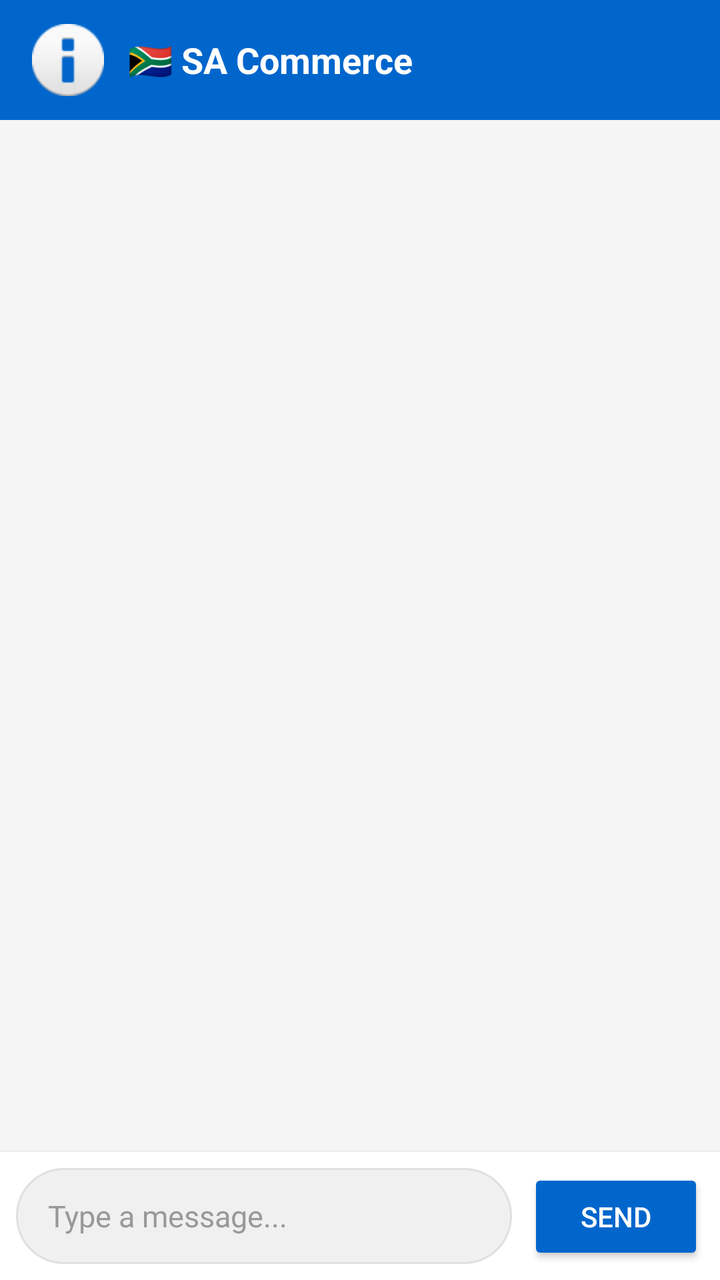
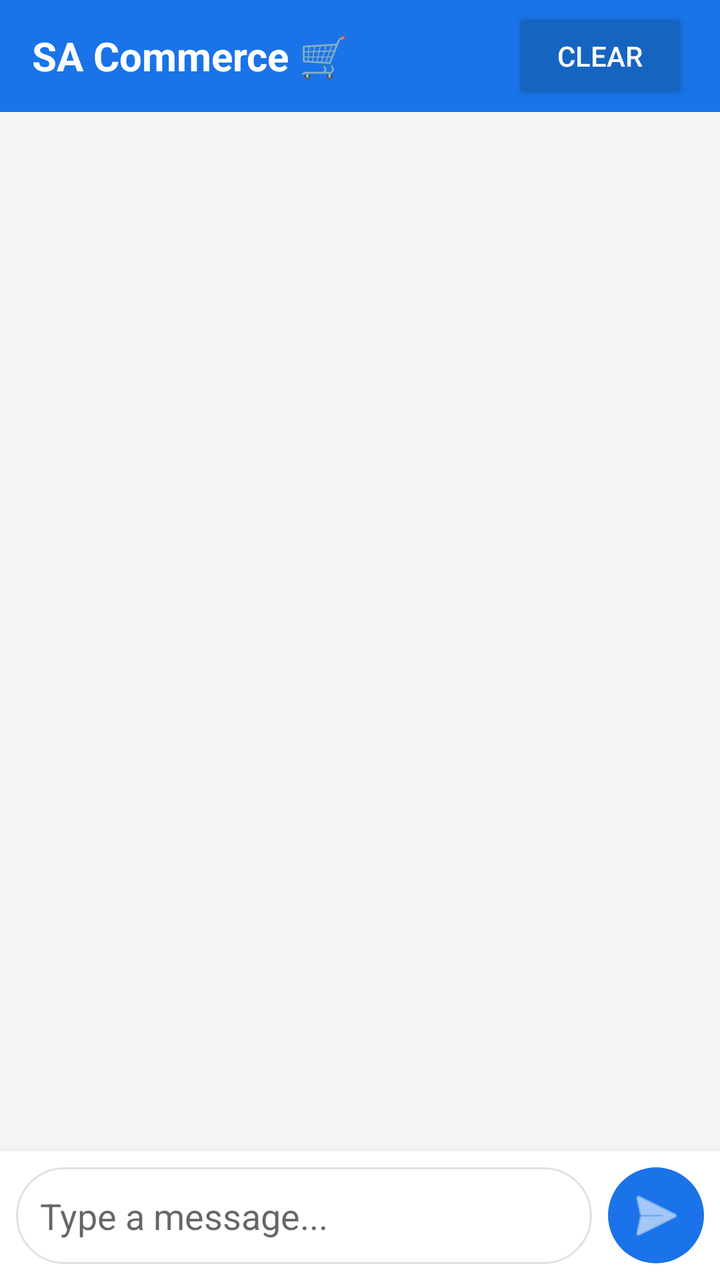

An Android layout rendered at two revisions. The XML below is the earlier revision; the diff shows what the commit changed to produce the second picture.
<!-- AndroidManifest.xml: fallback theme Theme.MaterialComponents.DayNight.NoActionBar -->
<!-- res/layout/activity_main.xml -->
<?xml version="1.0" encoding="utf-8"?>
<androidx.constraintlayout.widget.ConstraintLayout 
    xmlns:android="http://schemas.android.com/apk/res/android"
    xmlns:app="http://schemas.android.com/apk/res-auto"
    xmlns:tools="http://schemas.android.com/tools"
    android:layout_width="match_parent"
    android:layout_height="match_parent"
    android:background="#F5F5F5"
    tools:context=".MainActivity">

    
    <LinearLayout
        android:id="@+id/header"
        android:layout_width="match_parent"
        android:layout_height="60dp"
        android:background="#0066CC"
        android:gravity="center_vertical"
        android:orientation="horizontal"
        android:paddingHorizontal="16dp"
        app:layout_constraintTop_toTopOf="parent">
        
        <ImageView
            android:layout_width="36dp"
            android:layout_height="36dp"
            android:src="@android:drawable/ic_dialog_info"
            android:contentDescription="Logo" />
        
        <TextView
            android:layout_width="wrap_content"
            android:layout_height="wrap_content"
            android:layout_marginStart="12dp"
            android:text="🇿🇦 SA Commerce"
            android:textColor="#FFFFFF"
            android:textSize="18sp"
            android:textStyle="bold" />
    </LinearLayout>

    
    <ScrollView
        android:id="@+id/scrollView"
        android:layout_width="match_parent"
        android:layout_height="0dp"
        android:padding="8dp"
        app:layout_constraintBottom_toTopOf="@id/inputContainer"
        app:layout_constraintTop_toBottomOf="@id/header">
        
        <TextView
            android:id="@+id/chatView"
            android:layout_width="match_parent"
            android:layout_height="wrap_content"
            android:lineSpacingExtra="4dp"
            android:textColor="#333333"
            android:textSize="15sp" />
    </ScrollView>

    
    <LinearLayout
        android:id="@+id/inputContainer"
        android:layout_width="match_parent"
        android:layout_height="wrap_content"
        android:background="#FFFFFF"
        android:elevation="4dp"
        android:orientation="horizontal"
        android:padding="8dp"
        app:layout_constraintBottom_toBottomOf="parent">
        
        <EditText
            android:id="@+id/messageInput"
            android:layout_width="0dp"
            android:layout_height="48dp"
            android:layout_weight="1"
            android:background="@drawable/input_background"
            android:hint="Type a message..."
            android:imeOptions="actionSend"
            android:inputType="text"
            android:maxLines="1"
            android:paddingHorizontal="16dp"
            android:textColor="#333333"
            android:textColorHint="#999999"
            android:textSize="15sp" />
        
        <Button
            android:id="@+id/sendButton"
            android:layout_width="wrap_content"
            android:layout_height="48dp"
            android:layout_marginStart="8dp"
            android:backgroundTint="#0066CC"
            android:paddingHorizontal="20dp"
            android:text="Send"
            android:textColor="#FFFFFF"
            android:textSize="14sp" />
    </LinearLayout>

</androidx.constraintlayout.widget.ConstraintLayout>
<!-- resources referenced by this layout -->
<resources>
  <!-- drawable input_background (drawable) -->
  <?xml version="1.0" encoding="utf-8"?>
  <shape xmlns:android="http://schemas.android.com/apk/res/android"
      android:shape="rectangle">
      <solid android:color="#F0F0F0" />
      <corners android:radius="24dp" />
      <stroke 
          android:width="1dp" 
          android:color="#E0E0E0" />
  </shape>
</resources>

<!-- the commit's change to res/layout/activity_main.xml (unified diff, before → after) -->
@@ -2,93 +2,80 @@
 <androidx.constraintlayout.widget.ConstraintLayout 
     xmlns:android="http://schemas.android.com/apk/res/android"
     xmlns:app="http://schemas.android.com/apk/res-auto"
-    xmlns:tools="http://schemas.android.com/tools"
     android:layout_width="match_parent"
     android:layout_height="match_parent"
-    android:background="#F5F5F5"
-    tools:context=".MainActivity">
+    android:background="#F5F5F5">
 
     
     <LinearLayout
         android:id="@+id/header"
         android:layout_width="match_parent"
-        android:layout_height="60dp"
-        android:background="#0066CC"
+        android:layout_height="56dp"
+        android:background="#1A73E8"
         android:gravity="center_vertical"
         android:orientation="horizontal"
         android:paddingHorizontal="16dp"
         app:layout_constraintTop_toTopOf="parent">
-        
-        <ImageView
-            android:layout_width="36dp"
-            android:layout_height="36dp"
-            android:src="@android:drawable/ic_dialog_info"
-            android:contentDescription="Logo" />
-        
+
         <TextView
+            android:layout_width="0dp"
+            android:layout_height="wrap_content"
+            android:layout_weight="1"
+            android:text="SA Commerce 🛒"
+            android:textColor="@android:color/white"
+            android:textSize="20sp"
+            android:textStyle="bold" />
+
+        <Button
+            android:id="@+id/clearButton"
             android:layout_width="wrap_content"
             android:layout_height="wrap_content"
-            android:layout_marginStart="12dp"
-            android:text="🇿🇦 SA Commerce"
-            android:textColor="#FFFFFF"
-            android:textSize="18sp"
-            android:textStyle="bold" />
+            android:backgroundTint="#1565C0"
+            android:text="Clear"
+            android:textColor="@android:color/white" />
     </LinearLayout>
 
     
-    <ScrollView
-        android:id="@+id/scrollView"
+    <androidx.recyclerview.widget.RecyclerView
+        android:id="@+id/messagesRecyclerView"
         android:layout_width="match_parent"
         android:layout_height="0dp"
+        android:clipToPadding="false"
         android:padding="8dp"
         app:layout_constraintBottom_toTopOf="@id/inputContainer"
-        app:layout_constraintTop_toBottomOf="@id/header">
-        
-        <TextView
-            android:id="@+id/chatView"
-            android:layout_width="match_parent"
-            android:layout_height="wrap_content"
-            android:lineSpacingExtra="4dp"
-            android:textColor="#333333"
-            android:textSize="15sp" />
-    </ScrollView>
+        app:layout_constraintTop_toBottomOf="@id/header" />
 
     
     <LinearLayout
         android:id="@+id/inputContainer"
         android:layout_width="match_parent"
         android:layout_height="wrap_content"
-        android:background="#FFFFFF"
-        android:elevation="4dp"
+        android:background="@android:color/white"
+        android:elevation="8dp"
         android:orientation="horizontal"
         android:padding="8dp"
         app:layout_constraintBottom_toBottomOf="parent">
-        
+
         <EditText
             android:id="@+id/messageInput"
             android:layout_width="0dp"
-            android:layout_height="48dp"
+            android:layout_height="wrap_content"
             android:layout_weight="1"
             android:background="@drawable/input_background"
             android:hint="Type a message..."
-            android:imeOptions="actionSend"
             android:inputType="text"
-            android:maxLines="1"
-            android:paddingHorizontal="16dp"
-            android:textColor="#333333"
-            android:textColorHint="#999999"
-            android:textSize="15sp" />
-        
-        <Button
+            android:maxLines="3"
+            android:padding="12dp" />
+
+        <ImageButton
             android:id="@+id/sendButton"
-            android:layout_width="wrap_content"
+            android:layout_width="48dp"
             android:layout_height="48dp"
             android:layout_marginStart="8dp"
-            android:backgroundTint="#0066CC"
-            android:paddingHorizontal="20dp"
-            android:text="Send"
-            android:textColor="#FFFFFF"
-            android:textSize="14sp" />
+            android:background="@drawable/send_button_bg"
+            android:contentDescription="Send"
+            android:src="@android:drawable/ic_menu_send"
+            app:tint="@android:color/white" />
     </LinearLayout>
 
 </androidx.constraintlayout.widget.ConstraintLayout>
<!-- resource entries referenced after the edit -->
@@ -2,13 +2,31 @@
 <resources>
   <!-- drawable input_background (drawable) -->
   <?xml version="1.0" encoding="utf-8"?>
-  <shape xmlns:android="http://schemas.android.com/apk/res/android"
-      android:shape="rectangle">
-      <solid android:color="#F0F0F0" />
+  <shape xmlns:android="http://schemas.android.com/apk/res/android">
+      <solid android:color="@android:color/white" />
       <corners android:radius="24dp" />
-      <stroke 
-          android:width="1dp" 
+      <stroke
+          android:width="1dp"
           android:color="#E0E0E0" />
   </shape>
+  <!-- drawable send_button_bg (drawable) -->
+  <?xml version="1.0" encoding="utf-8"?>
+  <shape xmlns:android="http://schemas.android.com/apk/res/android"
+      android:shape="oval">
+      <solid android:color="#1A73E8" />
+  </shape>
+  <style name="Theme.SACommerce" parent="Theme.MaterialComponents.DayNight.DarkActionBar">
+          <item name="colorPrimary">@color/primary</item>
+          <item name="colorPrimaryVariant">@color/primary_dark</item>
+          <item name="colorOnPrimary">@color/white</item>
+          <item name="colorSecondary">@color/accent</item>
+          <item name="android:statusBarColor">@color/primary_dark</item>
+          <item name="android:windowBackground">@color/background</item>
+      </style>
+  <color name="primary">#1A73E8</color>
+  <color name="primary_dark">#1565C0</color>
+  <color name="white">#FFFFFF</color>
+  <color name="accent">#FF6D00</color>
+  <color name="background">#F5F5F5</color>
 </resources>
 
